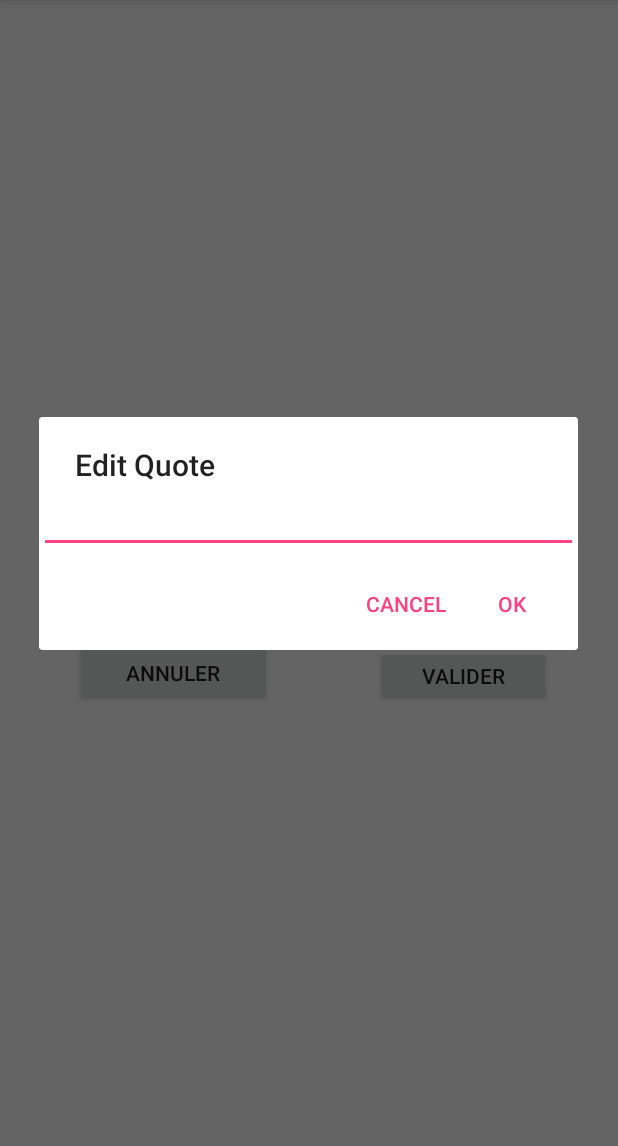
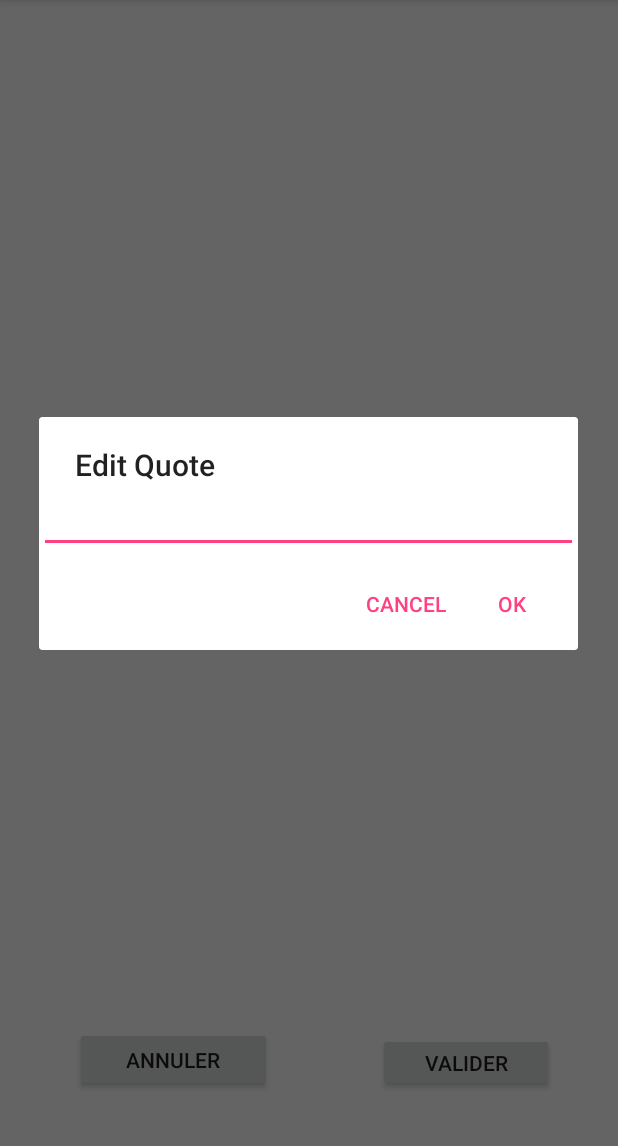
Before and after one commit to Jengines/3AND-GeekQuote, an Android app: the QuoteActivity screen opened directly, with no data from a screen before it, after a tap on an icon or button, on a phone screen of 412 x 824 dp, the part 84-1230 px from its top. Run offline under Robolectric (Android 15) with nearby library versions, the phone set to English and light mode, and no system bars.

```diff
--- a/app/src/main/res/layout/activity_quote.xml
+++ b/app/src/main/res/layout/activity_quote.xml
@@ -60,11 +60,11 @@
         android:layout_width="117dp"
         android:layout_height="39dp"
         android:layout_alignEnd="@+id/txtQuoteDate"
+        android:layout_alignParentBottom="true"
         android:layout_alignRight="@+id/txtQuoteDate"
-        android:layout_below="@+id/rtbQuote"
-        android:layout_marginEnd="17dp"
-        android:layout_marginRight="17dp"
-        android:layout_marginTop="70dp"
+        android:layout_marginBottom="40dp"
+        android:layout_marginEnd="15dp"
+        android:layout_marginRight="15dp"
         android:text="Valider"
         tools:layout_editor_absoluteX="225dp"
         tools:layout_editor_absoluteY="304dp" />
```
Also changed, not shown: app/src/main/java/com/geekquote/supinfo/QuoteListActivity.java (+20 -1 lines).
